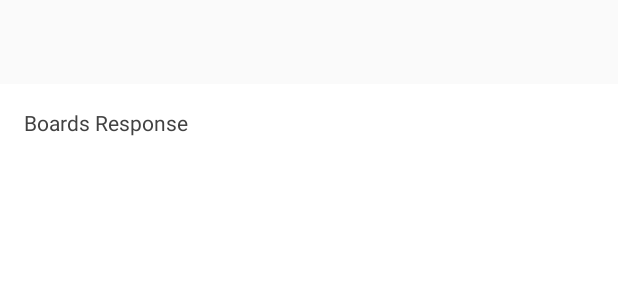
After one commit to GuilhermeMBisotto/Duck-Trello, an Android app: the layout activity_home.xml on its own in the app's theme, with its tools: preview values and no code run, on a phone screen of 412 x 824 dp. The commit adds this screen. Shown: the top 300 px of the screen. Run offline under Robolectric (Android 15) with nearby library versions, the phone set to English and light mode, and no system bars.

Commit message:
• Create new activity, when user make login in application or application has user token; • Add userToken in DataHolder; • HomeActivity created and implemented; • Change setting button to about; • App make auto login when necessary and possible; • Changes in APIService; • Created WebViewCustom to manipulate first login; • Add some news constants; • Add new data in SharedPreferences to save; • Create BoardService and make a call to get all boards in Home; • Bug Fix and Improvements;

```diff
--- a/DuckTrello/app/src/main/java/com/guilhermemorescobisotto/ducktrello/APIService/APIService.java
+++ b/DuckTrello/app/src/main/java/com/guilhermemorescobisotto/ducktrello/APIService/APIService.java
@@ -54,13 +54,13 @@ public class APIService {
 		return new Handler<String>() {
 			@Override
 			public void success(Request request, Response response, String content) {
-				APIServiceResult result = gson.fromJson(content, APIServiceResult.class);
+//				APIServiceResult result = gson.fromJson(content, APIServiceResult.class);
 
-				if (result.isSuccess) {
-					handler.onSuccess(result.data);
+				if (response.getHttpStatusCode() == 200 && response.getHttpResponseMessage().equalsIgnoreCase("OK")) {
+					handler.onSuccess(content);
 				}
 				else {
-					handler.onError(result.errorCode, result.errorMessage, null);
+					handler.onError(1, "", null);
 				}
 
 				handler.onFinish();
--- /dev/null
+++ b/DuckTrello/app/src/main/java/com/guilhermemorescobisotto/ducktrello/Activities/HomeActivityFragment.java
@@ -0,0 +1,52 @@
+package com.guilhermemorescobisotto.ducktrello.Activities;
+
+import android.os.Bundle;
+import android.support.v4.app.Fragment;
+import android.view.LayoutInflater;
+import android.view.View;
+import android.view.ViewGroup;
+import android.webkit.WebView;
+import android.widget.Button;
+import android.widget.LinearLayout;
+import android.widget.TextView;
+
+import com.guilhermemorescobisotto.ducktrello.APIService.APIServiceHandler;
+import com.guilhermemorescobisotto.ducktrello.APIService.WebViewCustom;
+import com.guilhermemorescobisotto.ducktrello.EnumConstant.DuckConstants;
+import com.guilhermemorescobisotto.ducktrello.Helpers.Essential;
+import com.guilhermemorescobisotto.ducktrello.R;
+import com.guilhermemorescobisotto.ducktrello.Services.BoardService;
+
+/**
+ * A placeholder fragment containing a simple view.
+ */
+public class HomeActivityFragment extends Fragment {
+
+
+    private TextView tv_home;
+
+    @Override
+    public View onCreateView(LayoutInflater inflater, ViewGroup container,
+                             Bundle savedInstanceState) {
+        return inflater.inflate(R.layout.fragment_home, container, false);
+    }
+
+    @Override
+    public void onViewCreated(View view, Bundle savedInstanceState) {
+        super.onViewCreated(view, savedInstanceState);
+
+        this.tv_home = (TextView) view.findViewById(R.id.tv_home);
+
+        BoardService.getBoards(new APIServiceHandler() {
+            @Override
+            public void onSuccess(Object obj) {
+                HomeActivityFragment.this.tv_home.setText(obj.toString());
+            }
+
+            @Override
+            public void onError(int errorCode, String errorMessage, Object err) {
+                HomeActivityFragment.this.tv_home.setText(errorMessage);
+            }
+        });
+	}
+}
--- a/DuckTrello/app/src/main/java/com/guilhermemorescobisotto/ducktrello/Activities/MainActivity.java
+++ b/DuckTrello/app/src/main/java/com/guilhermemorescobisotto/ducktrello/Activities/MainActivity.java
@@ -42,7 +42,7 @@ public class MainActivity extends AppCompatActivity {
 	int id = item.getItemId();
 
 	//noinspection SimplifiableIfStatement
-	if (id == R.id.action_settings) {
+	if (id == R.id.action_about) {
 	  return true;
 	}
 
--- a/DuckTrello/app/src/main/java/com/guilhermemorescobisotto/ducktrello/DataHolder.java
+++ b/DuckTrello/app/src/main/java/com/guilhermemorescobisotto/ducktrello/DataHolder.java
@@ -13,6 +13,7 @@ public class DataHolder {
 
     private static DataHolder holder = new DataHolder();
     public static DataHolder getRef() { return holder; }
+    public static String userToken;
 
     private DataHolder(){}
 
--- a/DuckTrello/app/src/main/java/com/guilhermemorescobisotto/ducktrello/Helpers/SharedPreferences.java
+++ b/DuckTrello/app/src/main/java/com/guilhermemorescobisotto/ducktrello/Helpers/SharedPreferences.java
@@ -18,6 +18,7 @@ public class SharedPreferences {
 
     private final String setupRef = "setupRef";
     private final String lastUserRef = "lastUserRef";
+    private final String tokenRef = "tokenRef";
 
     private static final SharedPreferences ref = new SharedPreferences();
 
@@ -33,4 +34,9 @@ public class SharedPreferences {
     // Last Username
     public void setLastUser(User user){ this.sPref.edit().putString(this.lastUserRef, new Gson().toJson(user)).apply(); }
     public User getLastUser(){ return new Gson().fromJson(this.sPref.getString(this.lastUserRef, ""), User.class); }
+
+    // User Token
+    public void setUserToken(String token) { this.sPref.edit().putString(this.tokenRef, token).apply(); }
+    public String getUserToken() { return this.sPref.getString(this.tokenRef, ""); }
+
 }
--- /dev/null
+++ b/DuckTrello/app/src/main/java/com/guilhermemorescobisotto/ducktrello/Services/BoardService.java
@@ -0,0 +1,41 @@
+package com.guilhermemorescobisotto.ducktrello.Services;
+
+import com.google.gson.Gson;
+import com.google.gson.JsonElement;
+import com.guilhermemorescobisotto.ducktrello.APIService.APIService;
+import com.guilhermemorescobisotto.ducktrello.APIService.APIServiceHandler;
+import com.guilhermemorescobisotto.ducktrello.DataHolder;
+import com.guilhermemorescobisotto.ducktrello.EnumConstant.DuckConstants;
+import com.guilhermemorescobisotto.ducktrello.Helpers.Essential;
+import com.guilhermemorescobisotto.ducktrello.Helpers.SharedPreferences;
+import com.guilhermemorescobisotto.ducktrello.Models.User;
+
+import java.util.ArrayList;
+import java.util.List;
+
+import kotlin.Pair;
+
+/**
+ * Created by guilhermemorescobisotto on 5/17/16.
+ */
+public class BoardService {
+
+    public static void getBoards(final APIServiceHandler callback) {
+        final List<Pair<String, String>> params = new ArrayList<Pair<String, String>>() {{
+            add(new Pair<>("key", DuckConstants.APP_KEY));
+            add(new Pair<>("token", SharedPreferences.ref().getUserToken().toString().replaceAll("\"", "")));
+        }};
+
+        APIService.GET(DuckConstants.API_BOARD + "/all", params, new APIServiceHandler() {
+            @Override
+            public void onSuccess(Object obj) {
+                callback.onSuccess(obj);
+            }
+
+            @Override
+            public void onError(int errorCode, String errorMessage, Object err) {
+                callback.onError(errorCode, errorMessage, err);
+            }
+        });
+    }
+}
--- /dev/null
+++ b/DuckTrello/app/src/main/res/layout/activity_home.xml
@@ -0,0 +1,13 @@
+<?xml version="1.0" encoding="utf-8"?>
+<android.support.design.widget.CoordinatorLayout
+    xmlns:android="http://schemas.android.com/apk/res/android"
+    xmlns:app="http://schemas.android.com/apk/res-auto"
+    xmlns:tools="http://schemas.android.com/tools"
+    android:layout_width="match_parent"
+    android:layout_height="match_parent"
+    android:fitsSystemWindows="true"
+    tools:context=".Activities.HomeActivity">
+
+    <include layout="@layout/content_home"/>
+
+</android.support.design.widget.CoordinatorLayout>
--- /dev/null
+++ b/DuckTrello/app/src/main/res/layout/fragment_home.xml
@@ -0,0 +1,30 @@
+<RelativeLayout xmlns:android="http://schemas.android.com/apk/res/android"
+                xmlns:tools="http://schemas.android.com/tools"
+                android:layout_width="match_parent"
+                android:layout_height="match_parent"
+                tools:context=".Activities.HomeActivityFragment"
+                tools:showIn="@layout/activity_home"
+                android:background="@color/white">
+
+
+    <ScrollView
+        android:id="@+id/scrollView"
+        android:layout_width="match_parent"
+        android:layout_height="wrap_content"
+        android:scrollbars="vertical"
+        android:fillViewport="true">
+
+            <TextView
+                android:layout_width="match_parent"
+                android:layout_height="wrap_content"
+                android:id="@+id/tv_home"
+                android:textColor="@color/blackDuck"
+                android:hint="Boards Response"
+                android:textColorHint="@color/blackDuck"
+                android:nestedScrollingEnabled="true"
+                android:layout_weight="1.0"
+                android:padding="16dp"/>
+    </ScrollView>
+
+
+</RelativeLayout>
--- a/DuckTrello/app/src/main/res/menu/menu_main.xml
+++ b/DuckTrello/app/src/main/res/menu/menu_main.xml
@@ -3,8 +3,8 @@
       xmlns:tools="http://schemas.android.com/tools"
       tools:context=".Activities.MainActivity">
     <item
-        android:id="@+id/action_settings"
+        android:id="@+id/action_about"
         android:orderInCategory="100"
-        android:title="@string/action_settings"
+        android:title="@string/action_about"
         app:showAsAction="never"/>
 </menu>
```
Also changed, not shown: DuckTrello/app/src/main/AndroidManifest.xml (+12 -2 lines), DuckTrello/app/src/main/java/com/guilhermemorescobisotto/ducktrello/APIService/APIServiceResult.java (+11 -11 lines), DuckTrello/app/src/main/java/com/guilhermemorescobisotto/ducktrello/APIService/WebViewCustom.java (added, +105 -0 lines), DuckTrello/app/src/main/java/com/guilhermemorescobisotto/ducktrello/Activities/HomeActivity.java (added, +19 -0 lines), DuckTrello/app/src/main/java/com/guilhermemorescobisotto/ducktrello/Activities/MainActivityFragment.java (+61 -22 lines), DuckTrello/app/src/main/java/com/guilhermemorescobisotto/ducktrello/EnumConstant/DuckConstants.java (+5 -2 lines), DuckTrello/app/src/main/java/com/guilhermemorescobisotto/ducktrello/Services/UserService.java (+0 -21 lines), DuckTrello/app/src/main/res/layout/content_home.xml (added, +9 -0 lines), DuckTrello/app/src/main/res/layout/fragment_main.xml (+31 -39 lines), DuckTrello/app/src/main/res/values/strings.xml (+7 -0 lines), 1 other file.
